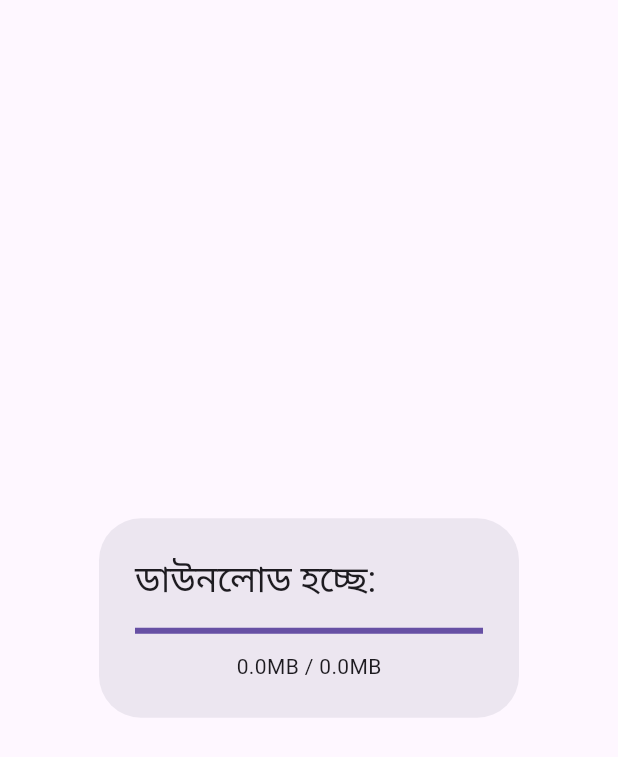
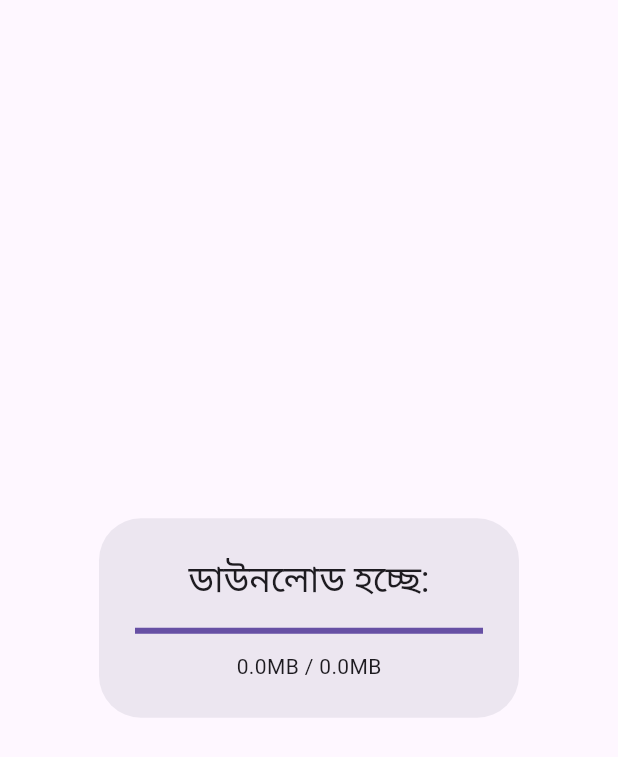
Before and after one commit to mir2x/quran_app, a Flutter app: the DownloadDialog widget shown alone on an empty page, opened directly with empty values, on a phone screen of 412 x 824 dp. Shown: the top 757 px of the screen. Run offline on Flutter 3.47's test engine with Material 3 defaults, Android fonts, the light colour scheme and no system bars; our stand-ins replace dio, flutter_riverpod, hugeicons, just_audio, shared_preferences and 1 more; missing offline and left inert: dart:ffi; accounts and stored records are empty; network calls fail.

Commit message:
audio download dialog working

```diff
--- a/lib/core/services/downloader.dart
+++ b/lib/core/services/downloader.dart
@@ -48,6 +48,6 @@ Future<void> downloadAndExtractReciter(
     }
   }
 
-  await File(zipPath).delete(); // cleanup
+  await File(zipPath).delete();
   await markReciterAsDownloaded(reciter.id);
 }
--- a/lib/features/quran/view/widgets/download_dialog.dart
+++ b/lib/features/quran/view/widgets/download_dialog.dart
@@ -37,7 +37,12 @@ class _DownloadDialogState extends State<DownloadDialog> {
     final downloadedMB = received / (1024 * 1024);
 
     return AlertDialog(
-      title: Text('ডাউনলোড হচ্ছে: ${widget.reciter.name}'),
+      title: const Center(
+        child: Text(
+          'ডাউনলোড হচ্ছে:',
+          textAlign: TextAlign.center,
+        ),
+      ),
       content: Column(
         mainAxisSize: MainAxisSize.min,
         children: [
```
Also changed, not shown: lib/features/quran/view/widgets/audio_bottom_sheet.dart (+29 -13 lines), lib/features/quran/view/widgets/download_permission_dialog.dart (added, +25 -0 lines), lib/features/quran/viewmodel/ayah_highlight_viewmodel.dart (+2 -25 lines).
